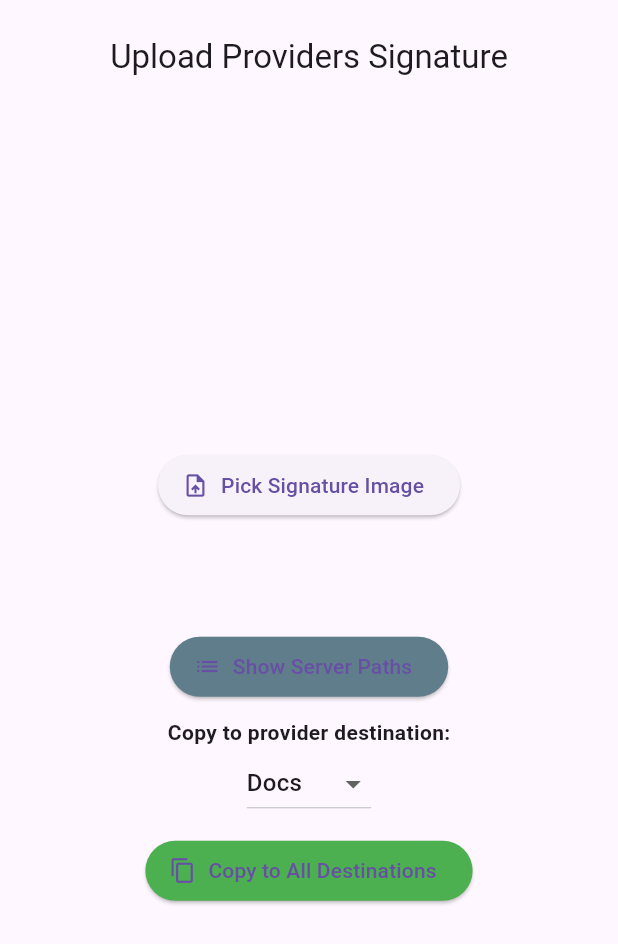
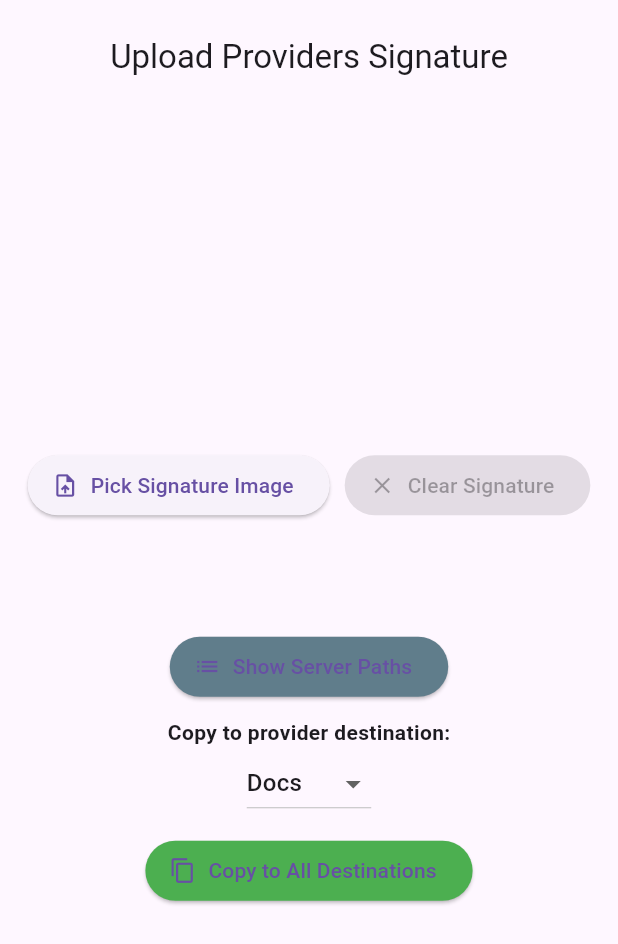
Before and after one commit to KCUkeka/signature_uploader, a Flutter app: the screen it shows after launch, on a phone screen of 412 x 824 dp. Shown: the top 944 px of the screen. Run offline on Flutter 3.47's test engine with Material 3 defaults, Android fonts, the phone set to English and light mode, and no system bars; our stand-ins replace file_picker.

Commit message:
added clear button to remove selected signature

```diff
--- a/lib/main.dart
+++ b/lib/main.dart
@@ -106,6 +106,14 @@ class _SignatureHomePageState extends State<SignatureHomePage> {
       File imageFile = File(result.files.single.path!);
       checkImage(imageFile);
     }
+  }
+
+  void clearSignature() {
+    setState(() {
+      selectedFile = null;
+      _renameController.clear();
+      statusMessage = 'Signature cleared';
+    });
   }
 
   void checkImage(File imageFile) async {
@@ -257,6 +265,8 @@ class _SignatureHomePageState extends State<SignatureHomePage> {
     });
   }
 
+  // ---------------------------------Body------------------------------------
+
   @override
   Widget build(BuildContext context) {
     return Scaffold(
@@ -278,10 +288,25 @@ class _SignatureHomePageState extends State<SignatureHomePage> {
               mainAxisAlignment: MainAxisAlignment.center,
               crossAxisAlignment: CrossAxisAlignment.center,
               children: [
-                ElevatedButton.icon(
-                  onPressed: pickImage,
-                  icon: Icon(Icons.upload_file),
-                  label: Text('Pick Signature Image'),
+                Row(
+                  mainAxisAlignment: MainAxisAlignment.center,
+                  children: [
+                    ElevatedButton.icon(
+                      onPressed: pickImage,
+                      icon: Icon(Icons.upload_file),
+                      label: Text('Pick Signature Image'),
+                    ),
+                    SizedBox(width: 10),
+                    ElevatedButton.icon(
+                      onPressed: selectedFile != null ? clearSignature : null,
+                      icon: Icon(Icons.clear),
+                      label: Text('Clear Signature'),
+                      style: ElevatedButton.styleFrom(
+                        backgroundColor: Colors.red,
+                        foregroundColor: Colors.white,
+                      ),
+                    ),
+                  ],
                 ),
                 SizedBox(height: 20),
                 if (selectedFile != null) ...[
@@ -290,7 +315,6 @@ class _SignatureHomePageState extends State<SignatureHomePage> {
                     textAlign: TextAlign.center,
                   ),
                   SizedBox(height: 10),
-
                   Row(
                     mainAxisAlignment: MainAxisAlignment.center,
                     children: [
@@ -331,12 +355,10 @@ class _SignatureHomePageState extends State<SignatureHomePage> {
                       ),
                     ],
                   ),
-
                   SizedBox(height: 20),
                   Image.file(selectedFile!, height: 100),
                   SizedBox(height: 20),
                 ],
-
                 Text(
                   statusMessage,
                   style: TextStyle(fontSize: 16, color: Colors.black87),
@@ -353,8 +375,6 @@ class _SignatureHomePageState extends State<SignatureHomePage> {
                   ),
                 ],
                 SizedBox(height: 30),
-
-                // Checking the server path that is going to get copied
                 ElevatedButton.icon(
                   onPressed: () {
                     showDialog(
@@ -449,7 +469,6 @@ class _SignatureHomePageState extends State<SignatureHomePage> {
                   ),
                 ),
                 SizedBox(height: 10),
-
                 Text(
                   'Copy to provider destination:',
                   style: TextStyle(fontWeight: FontWeight.bold),
@@ -469,7 +488,6 @@ class _SignatureHomePageState extends State<SignatureHomePage> {
                   },
                 ),
                 SizedBox(height: 10),
-
                 ElevatedButton.icon(
                   onPressed: copyToDestination,
                   icon: Icon(Icons.copy),
```
